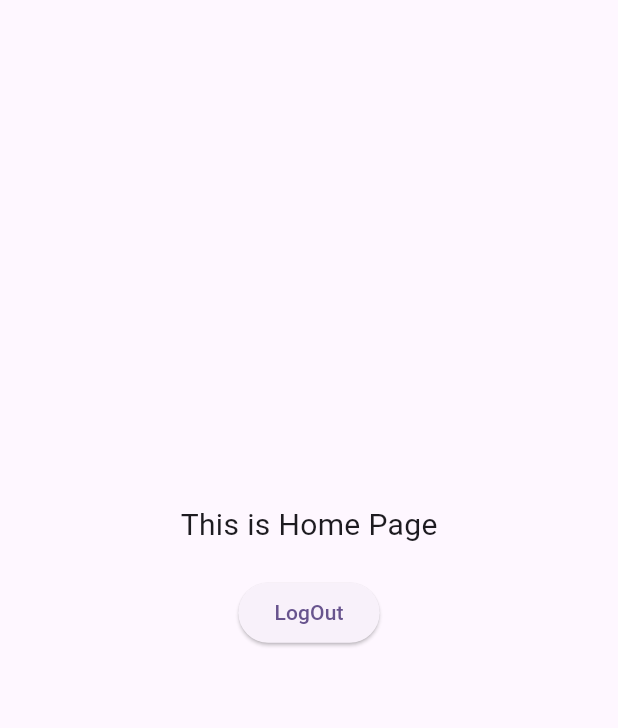
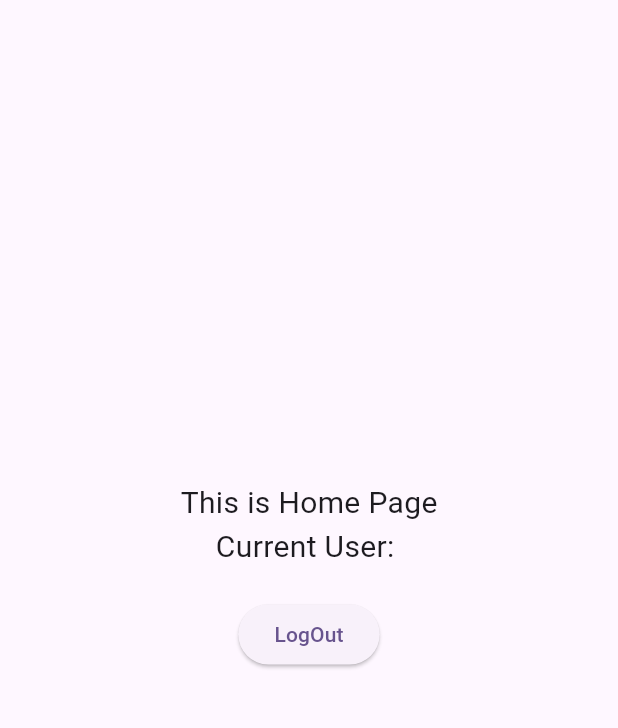
Before and after one commit to codebyAbhishekBharti/todo_app, a Flutter app: the HomePage screen opened directly, on a phone screen of 412 x 824 dp, the part 84-812 px from its top. Run offline on Flutter 3.47's test engine with Material 3 defaults, Android fonts, the phone set to English and light mode, and no system bars; our stand-ins replace firebase_auth, firebase_core, shared_preferences; accounts and stored records are empty.

Commit message:
shown currently logged in user email id

```diff
--- a/lib/home_page.dart
+++ b/lib/home_page.dart
@@ -28,6 +28,10 @@ class _HomePageState extends State<HomePage> {
               Center(
                 child: Text("This is Home Page", style: TextStyle(fontSize: 20)),
               ),
+              Center(
+              //   show the current logged in user email
+                child: Text("Current User: ${FirebaseAuth.instance.currentUser!.email}", style: TextStyle(fontSize: 20)),
+              ),
               SizedBox(height: 20),
               ElevatedButton(onPressed: () async {
                 print("Button is pressed");
```
